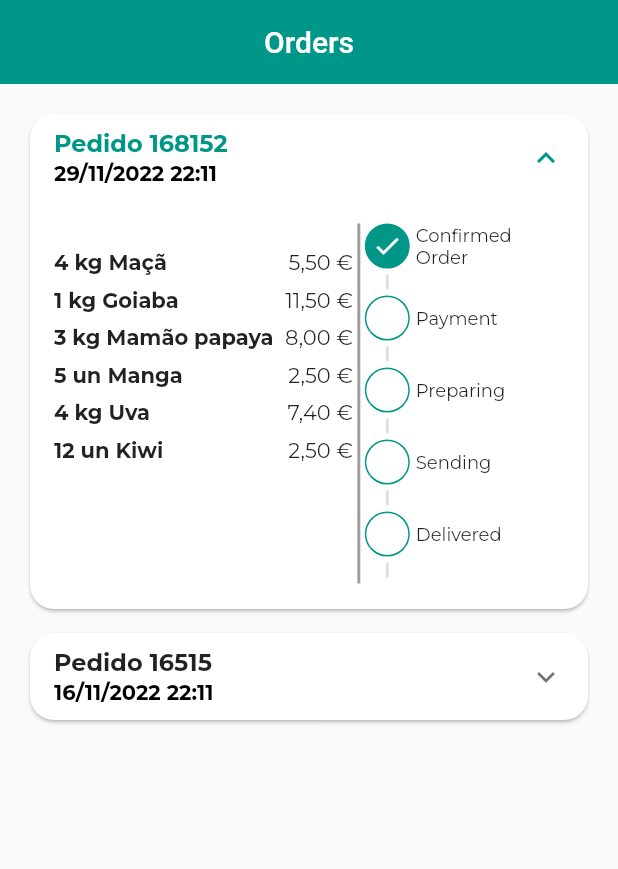
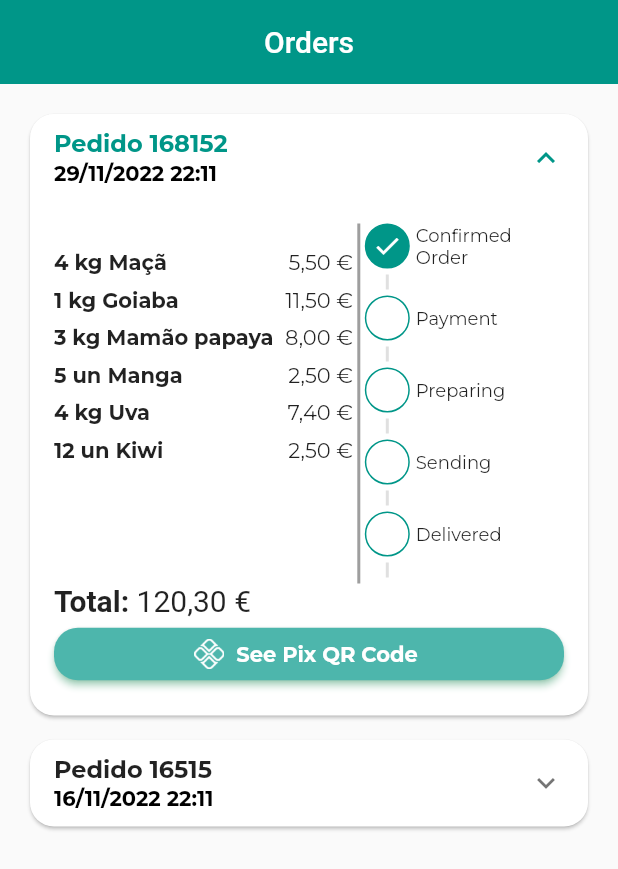
Before and after one commit to ravelinejunior/newravelinestore, a Flutter app: the OrdersScreen screen opened directly, on a phone screen of 412 x 824 dp. Shown: the top 869 px of the screen. Run offline on Flutter 3.47's test engine with Material 2 defaults, Android fonts, the phone set to English and light mode, and no system bars; our stand-ins replace animated_text_kit, badges, brasil_fields, get, google_fonts, lottie.

Commit message:
Payment button and ajusts

```diff
--- a/lib/src/screens/ordersScreen/components/orders_tile.dart
+++ b/lib/src/screens/ordersScreen/components/orders_tile.dart
@@ -38,6 +38,7 @@ class OrdersTile extends StatelessWidget {
             ],
           ),
           childrenPadding: const EdgeInsets.fromLTRB(16, 16, 16, 16),
+          expandedCrossAxisAlignment: CrossAxisAlignment.stretch,
           children: [
             IntrinsicHeight(
               child: Row(
@@ -75,7 +76,48 @@ class OrdersTile extends StatelessWidget {
                   ),
                 ],
               ),
-            )
+            ),
+            //Total
+            Text.rich(
+              TextSpan(
+                style: GoogleFonts.montserrat(fontSize: 20),
+                children: [
+                  const TextSpan(
+                    text: 'Total: ',
+                    style: TextStyle(fontWeight: FontWeight.bold),
+                  ),
+                  TextSpan(
+                    text: utilsService.priceToCurrencyString(order.total),
+                    style: const TextStyle(color: Colors.black87),
+                  ),
+                ],
+              ),
+            ),
+            //Botão de pagamento
+            Visibility(
+              visible: order.status == 'pending_payment',
+              child: ElevatedButton.icon(
+                style: ElevatedButton.styleFrom(
+                  primary: Colors.teal[300],
+                  shadowColor: Colors.greenAccent,
+                  minimumSize: const Size(35, 35),
+                  shape: RoundedRectangleBorder(
+                    borderRadius: BorderRadius.circular(16),
+                  ),
+                ),
+                onPressed: () {},
+                icon: Image.asset('assets/images/icons/pix.png', height: 20),
+                label: Text(
+                  'See Pix QR Code',
+                  style: GoogleFonts.montserrat(
+                    fontWeight: FontWeight.bold,
+                    fontSize: 14,
+                    color: Colors.white,
+                  ),
+                ),
+              ),
+              replacement: Container(),
+            ),
           ],
         ),
       ),
--- a/pubspec.yaml
+++ b/pubspec.yaml
@@ -85,6 +85,7 @@ flutter:
   assets:
     - assets/json/
     - assets/images/fruits/
+    - assets/images/icons/
 
   # An image asset can refer to one or more resolution-specific "variants", see
   # https://flutter.dev/assets-and-images/#resolution-aware.
```
Also changed, not shown: assets/images/icons/pix.png (added).
